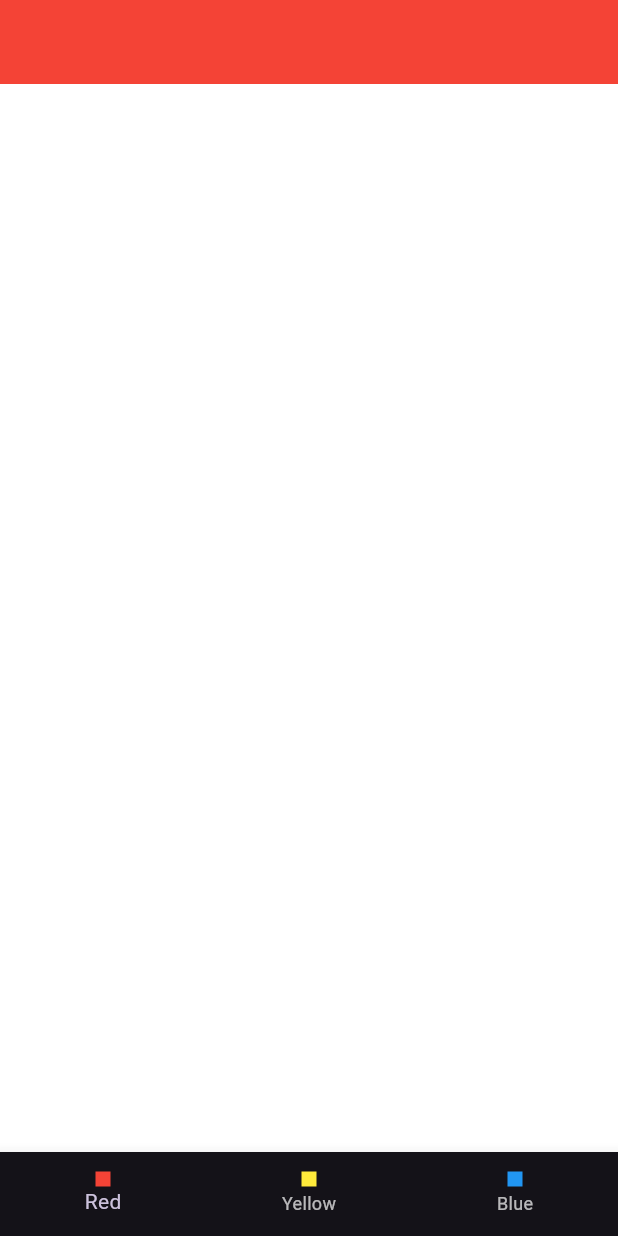
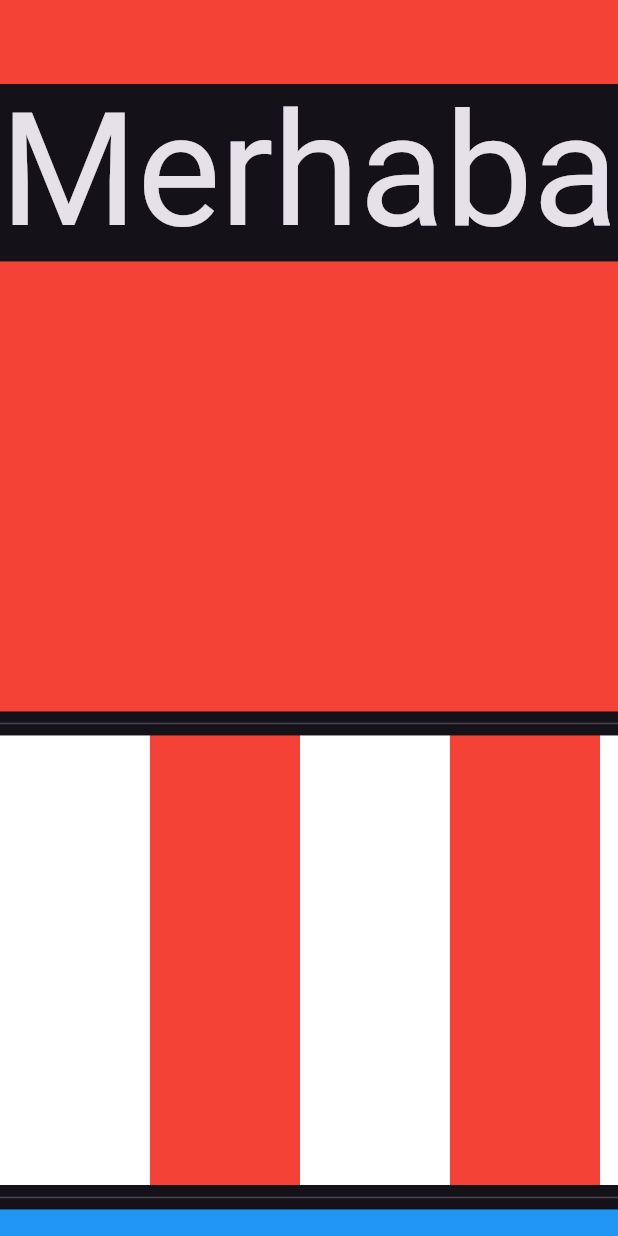
Before and after one commit to furkanayyildiz55/flutter_learn, a Flutter app: the screen it shows after launch, on a phone screen of 412 x 824 dp. Run offline on Flutter 3.47's test engine with Material 3 defaults, Android fonts, the phone set to English and light mode, and no system bars.

Commit message:
List View learn

```diff
--- /dev/null
+++ b/lib/101/list_view_learn.dart
@@ -0,0 +1,88 @@
+import 'package:flutter/material.dart';
+
+class ListViewLearn extends StatefulWidget {
+  const ListViewLearn({super.key});
+
+  @override
+  State<ListViewLearn> createState() => _ListViewLearnState();
+}
+
+class _ListViewLearnState extends State<ListViewLearn> {
+  @override
+  Widget build(BuildContext context) {
+    return Scaffold(
+      appBar: AppBar(),
+      body: ListView(
+        //! ListView kendi paddingi bulunmaktadır, duruma göre bu padding silinebilir
+        padding: EdgeInsets.zero,
+        children: [
+          FittedBox(
+            child: Text(
+              "Merhaba",
+              style: Theme.of(context).textTheme.displayLarge,
+            ),
+          ),
+          Container(
+            color: Colors.red,
+            height: 300,
+          ),
+          const Divider(),
+          SizedBox(
+            height: 300,
+            child: ListView(
+              scrollDirection: Axis.horizontal,
+              children: [
+                Container(color: Colors.white, width: 100),
+                Container(color: Colors.red, width: 100),
+                Container(color: Colors.white, width: 100),
+                Container(color: Colors.red, width: 100),
+                Container(color: Colors.white, width: 100),
+                Container(color: Colors.red, width: 100),
+                Container(color: Colors.white, width: 100),
+                Container(color: Colors.red, width: 100),
+              ],
+            ),
+          ),
+          const Divider(),
+          Container(
+            color: Colors.blue,
+            height: 500,
+          ),
+          const _ListDemo(),
+        ],
+      ),
+    );
+  }
+}
+
+class _ListDemo extends StatefulWidget {
+  const _ListDemo();
+
+  @override
+  State<_ListDemo> createState() => __ListDemoState();
+}
+
+class __ListDemoState extends State<_ListDemo> {
+  @override
+  void initState() {
+    super.initState();
+    debugPrint(("_LİstDemo widget çağrıldı"));
+  }
+
+  @override
+  void dispose() {
+    super.dispose();
+    debugPrint("_LİstDemo widget sonlandı");
+  }
+
+  @override
+  Widget build(BuildContext context) {
+    return const Placeholder();
+  }
+}
+
+
+//!Listview kaydırıldıkça ekranı çizer
+//! istenen videget ekrandan çıkınca siler ve geri gelince tekrardan çizer.
+
+//* Bu nedenle değer yönetimi olan ListView larda değerleri sıfırlamak gibi argümanlar unutulmamalıdır.
--- a/lib/main.dart
+++ b/lib/main.dart
@@ -1,6 +1,6 @@
 import 'package:flutter/material.dart';
 import 'package:flutter/services.dart';
-import 'package:flutter_learn/demos/color_demos_view.dart';
+import 'package:flutter_learn/101/list_view_learn.dart';
 
 void main() {
   runApp(const MyApp());
@@ -31,7 +31,7 @@ class MyApp extends StatelessWidget {
               iconColor: Colors.amber,
               border: OutlineInputBorder()),
         ),
-        home: const ColorDemosView());
+        home: const ListViewLearn());
   }
 }
 
```
Also changed, not shown: lib/demos/color_demos_view.dart (+25 -2 lines), lib/demos/color_life_cycle.dart (added, +45 -0 lines).
